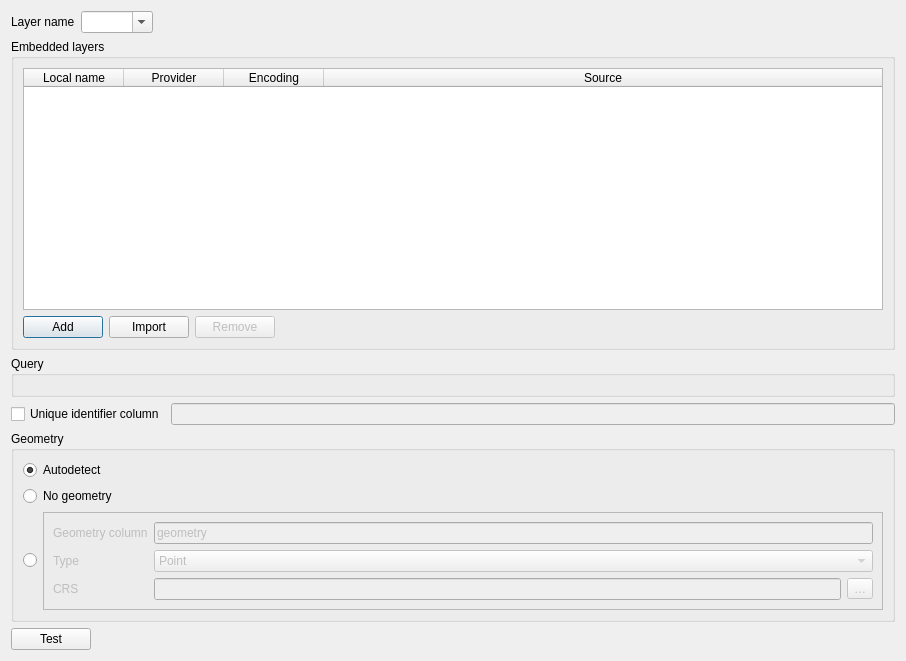
Before: the Qt Designer form src/providers/virtual/qgsvirtuallayersourceselectbase.ui in nextgis/nextgisqgis, drawn with Qt 5.
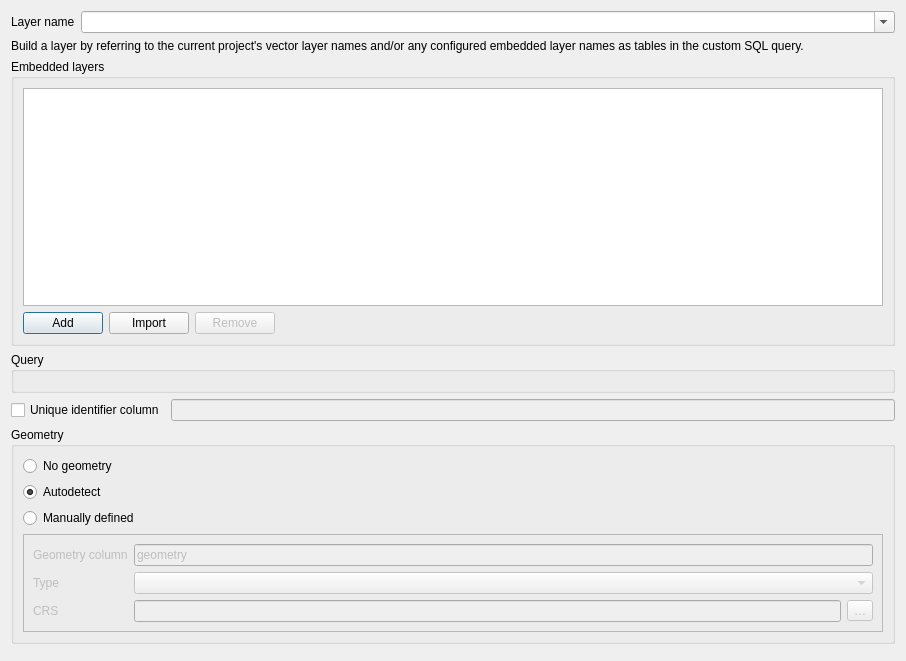
After: the same form once the commit is applied. Custom widgets are drawn as their Qt base class.

Diff of the .ui file:
```diff
--- a/src/providers/virtual/qgsvirtuallayersourceselectbase.ui
+++ b/src/providers/virtual/qgsvirtuallayersourceselectbase.ui
@@ -25,26 +25,29 @@
      </item>
      <item>
       <widget class="QComboBox" name="mLayerNameCombo">
+       <property name="sizePolicy">
+        <sizepolicy hsizetype="Expanding" vsizetype="Preferred">
+         <horstretch>1</horstretch>
+         <verstretch>0</verstretch>
+        </sizepolicy>
+       </property>
        <property name="editable">
         <bool>true</bool>
        </property>
       </widget>
      </item>
-     <item>
-      <spacer name="horizontalSpacer">
-       <property name="orientation">
-        <enum>Qt::Horizontal</enum>
-       </property>
-       <property name="sizeHint" stdset="0">
-        <size>
-         <width>40</width>
-         <height>20</height>
-        </size>
-       </property>
-      </spacer>
-     </item>
     </layout>
    </item>
+   <item>
+     <widget class="QLabel" name="mInformationLabel">
+     <property name="text">
+       <string>Build a layer by referring to the current project's vector layer names and/or any configured embedded layer names as tables in the custom SQL query.</string>
+     </property>
+     <property name="wordWrap">
+       <bool>true</bool>
+     </property>
+     </widget>
+   </item>
    <item>
     <widget class="QgsCollapsibleGroupBox" name="mEmbeddedlLayersGroup">
      <property name="title">
@@ -66,32 +69,9 @@
         <property name="selectionBehavior">
          <enum>QAbstractItemView::SelectRows</enum>
         </property>
-        <attribute name="horizontalHeaderStretchLastSection">
-         <bool>true</bool>
-        </attribute>
         <attribute name="verticalHeaderVisible">
          <bool>false</bool>
         </attribute>
-        <column>
-         <property name="text">
-          <string>Local name</string>
-         </property>
-        </column>
-        <column>
-         <property name="text">
-          <string>Provider</string>
-         </property>
-        </column>
-        <column>
-         <property name="text">
-          <string>Encoding</string>
-         </property>
-        </column>
-        <column>
-         <property name="text">
-          <string>Source</string>
-         </property>
-        </column>
        </widget>
       </item>
       <item>
@@ -202,16 +182,6 @@
       <bool>true</bool>
      </property>
      <layout class="QVBoxLayout" name="verticalLayout_3">
-      <item>
-       <widget class="QRadioButton" name="mAutodetectGeometryRadio">
-        <property name="text">
-         <string>Autodetect</string>
-        </property>
-        <property name="checked">
-         <bool>true</bool>
-        </property>
-       </widget>
-      </item>
       <item>
        <widget class="QRadioButton" name="mNoGeometryRadio">
         <property name="text">
@@ -220,11 +190,19 @@
        </widget>
       </item>
       <item>
-       <layout class="QHBoxLayout" name="horizontalLayout_3">
+       <widget class="QRadioButton" name="mAutodetectGeometryRadio">
+        <property name="text">
+         <string>Autodetect</string>
+        </property>
+        <property name="checked">
+         <bool>true</bool>
+        </property>
+       </widget>
+      </item>
         <item>
          <widget class="QRadioButton" name="mGeometryRadio">
           <property name="text">
-           <string/>
+          <string>Manually defined</string>
           </property>
          </widget>
         </item>
@@ -262,38 +240,7 @@
             </widget>
            </item>
            <item row="1" column="1">
-            <widget class="QComboBox" name="mGeometryType">
-             <item>
-              <property name="text">
-               <string>Point</string>
-              </property>
-             </item>
-             <item>
-              <property name="text">
-               <string>LineString</string>
-              </property>
-             </item>
-             <item>
-              <property name="text">
-               <string>Polygon</string>
-              </property>
-             </item>
-             <item>
-              <property name="text">
-               <string>MultiPoint</string>
-              </property>
-             </item>
-             <item>
-              <property name="text">
-               <string>MultiLineString</string>
-              </property>
-             </item>
-             <item>
-              <property name="text">
-               <string>MultiPolygon</string>
-              </property>
-             </item>
-            </widget>
+          <widget class="QComboBox" name="mGeometryType"/>
            </item>
            <item row="2" column="0">
             <widget class="QLabel" name="label_5">
@@ -324,17 +271,6 @@
          </widget>
         </item>
        </layout>
-      </item>
-     </layout>
-    </widget>
-   </item>
-   <item>
-    <layout class="QHBoxLayout" name="horizontalLayout_6">
-     <item>
-      <widget class="QPushButton" name="mTestButton">
-       <property name="text">
-        <string>Test</string>
-       </property>
       </widget>
      </item>
      <item>
@@ -346,8 +282,6 @@
         <set>QDialogButtonBox::NoButton</set>
        </property>
       </widget>
-     </item>
-    </layout>
    </item>
   </layout>
  </widget>
```
Left out of the diff: 6 changed lines with no effect on the pictures. Lines whose indentation alone changed are shown as unchanged.
